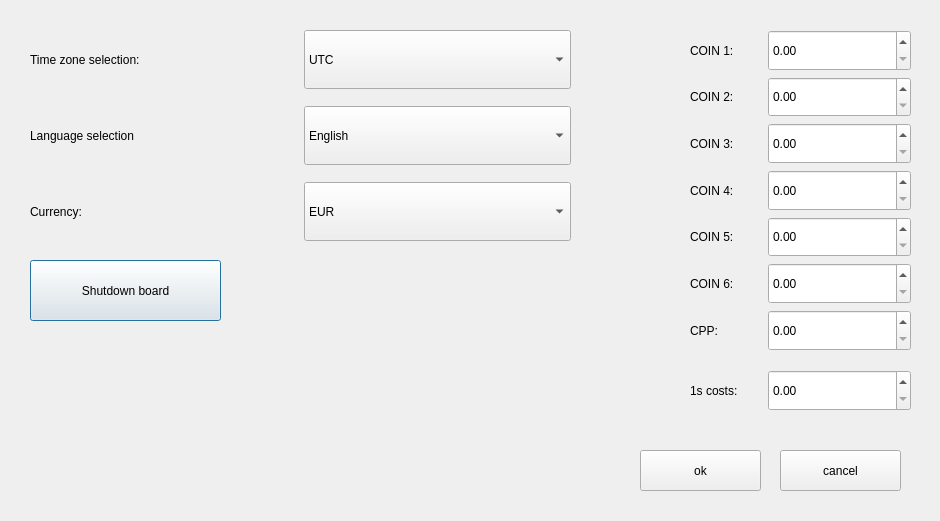
Old version of the form blue-app/ui/Settings.ui in the repository matus-u/sz-bluetooth.
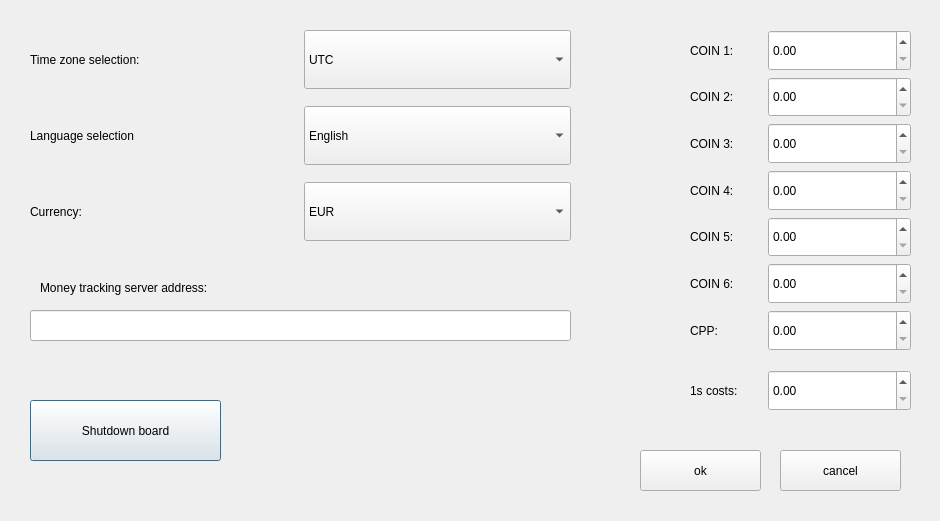
New version of the form.

Commit message: add server address as configuration

```diff
--- a/blue-app/ui/Settings.ui
+++ b/blue-app/ui/Settings.ui
@@ -17,7 +17,7 @@
    <property name="geometry">
     <rect>
      <x>30</x>
-     <y>260</y>
+     <y>400</y>
      <width>191</width>
      <height>61</height>
     </rect>
@@ -371,6 +371,29 @@
     </item>
    </layout>
   </widget>
+  <widget class="QLabel" name="label_2">
+   <property name="geometry">
+    <rect>
+     <x>40</x>
+     <y>280</y>
+     <width>211</width>
+     <height>16</height>
+    </rect>
+   </property>
+   <property name="text">
+    <string>Money tracking server address:</string>
+   </property>
+  </widget>
+  <widget class="QLineEdit" name="moneyServerAddress">
+   <property name="geometry">
+    <rect>
+     <x>30</x>
+     <y>310</y>
+     <width>541</width>
+     <height>31</height>
+    </rect>
+   </property>
+  </widget>
  </widget>
  <resources/>
  <connections/>
```
The commit also changes 3 other files.
